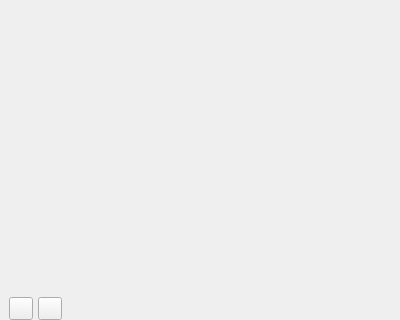
First picture: the form in ui/mediadisplay.ui, repository clannable/tagdictionary, before the edit; both pictures show x 0 to 400 and y 220 to 540 of the 400 by 540 pixel window.
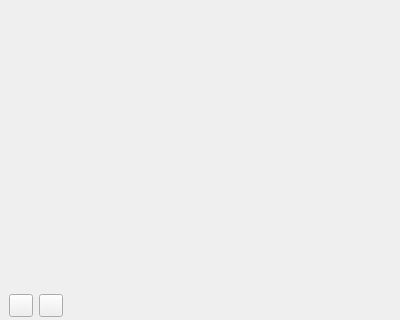
Second picture: the form after the edit. Icons and pictures are not drawn. Custom widgets are drawn as their Qt base class.

Commit message: Updating styling, form controls

Diff of the .ui file:
```diff
--- a/ui/mediadisplay.ui
+++ b/ui/mediadisplay.ui
@@ -16,12 +16,12 @@
   <property name="windowTitle">
    <string>Form</string>
   </property>
-  <layout class="QVBoxLayout" name="verticalLayout" stretch="1,0">
+  <layout class="QVBoxLayout" name="verticalLayout" stretch="0,0">
    <property name="leftMargin">
     <number>9</number>
    </property>
    <property name="topMargin">
-    <number>0</number>
+    <number>6</number>
    </property>
    <property name="bottomMargin">
     <number>0</number>
@@ -46,7 +46,7 @@
    </item>
    <item alignment="Qt::AlignmentFlag::AlignBottom">
     <widget class="QWidget" name="pageButtons" native="true">
-     <layout class="QHBoxLayout" name="horizontalLayout" stretch="0,0,1,0,1,0">
+     <layout class="QHBoxLayout" name="horizontalLayout" stretch="0,1,0,1,0">
       <property name="spacing">
        <number>5</number>
       </property>
@@ -63,6 +63,21 @@
        <number>0</number>
       </property>
       <item alignment="Qt::AlignmentFlag::AlignBottom">
+       <widget class="QWidget" name="widget_2" native="true">
+        <layout class="QHBoxLayout" name="horizontalLayout_2">
+         <property name="leftMargin">
+          <number>0</number>
+         </property>
+         <property name="topMargin">
+          <number>0</number>
+         </property>
+         <property name="rightMargin">
+          <number>0</number>
+         </property>
+         <property name="bottomMargin">
+          <number>3</number>
+         </property>
+         <item>
        <widget class="QToolButton" name="addFileButton">
         <property name="cursor">
          <cursorShape>PointingHandCursor</cursorShape>
@@ -78,7 +93,7 @@
         </property>
        </widget>
       </item>
-      <item alignment="Qt::AlignmentFlag::AlignBottom">
+         <item>
        <widget class="QToolButton" name="openButton">
         <property name="cursor">
          <cursorShape>PointingHandCursor</cursorShape>
@@ -92,6 +107,9 @@
         <property name="icon">
          <iconset theme="QIcon::ThemeIcon::FolderOpen"/>
         </property>
+          </widget>
+         </item>
+        </layout>
        </widget>
       </item>
       <item>
```
Lines whose indentation alone changed are shown as unchanged. The commit also changes 5 other files.
